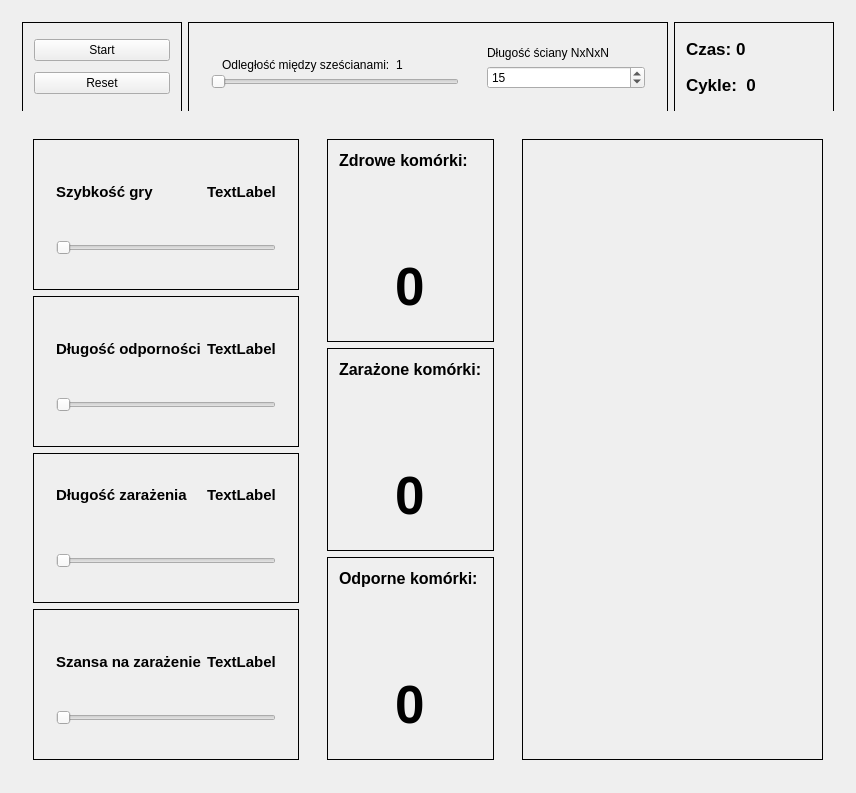
Above: Nora3D/nora3d.ui from Bar-Lat/Nora3D before the change. Below: the same form after it.
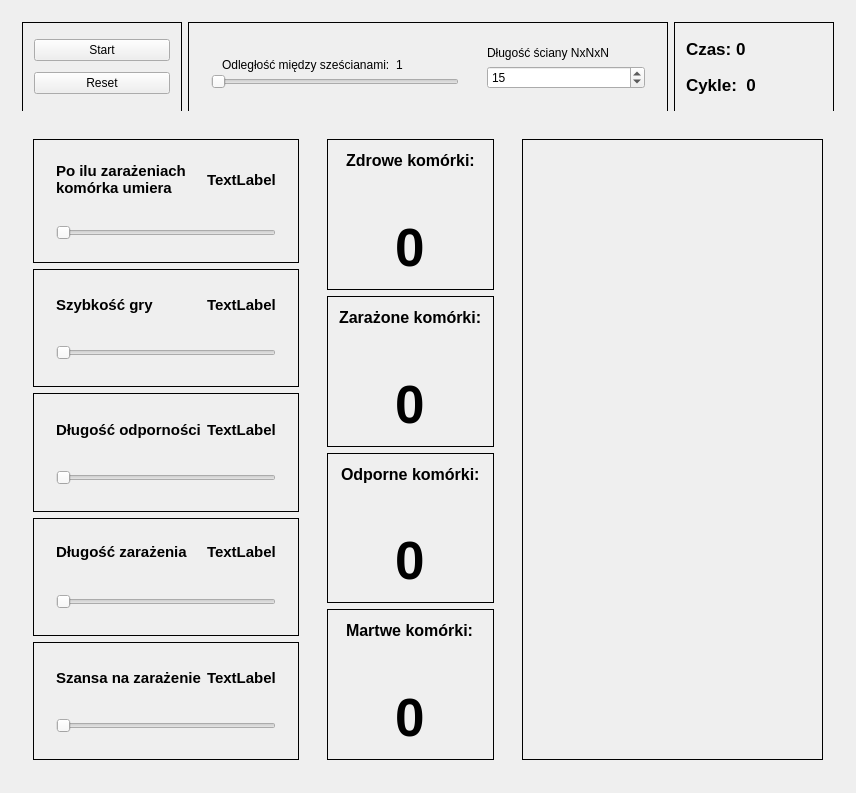
That is the form after the change.

Commit message: Feature: added dead cell state

Diff of the .ui file:
```diff
--- a/Nora3D/nora3d.ui
+++ b/Nora3D/nora3d.ui
@@ -261,6 +261,78 @@
           </sizepolicy>
          </property>
          <layout class="QVBoxLayout" name="verticalLayout_2">
+          <item>
+           <widget class="QFrame" name="frame_6">
+            <property name="autoFillBackground">
+             <bool>true</bool>
+            </property>
+            <property name="frameShape">
+             <enum>QFrame::Shape::Panel</enum>
+            </property>
+            <property name="frameShadow">
+             <enum>QFrame::Shadow::Plain</enum>
+            </property>
+            <layout class="QVBoxLayout" name="verticalLayout_15">
+             <item>
+              <widget class="QWidget" name="widget_13" native="true">
+               <property name="autoFillBackground">
+                <bool>true</bool>
+               </property>
+               <layout class="QHBoxLayout" name="horizontalLayout_15">
+                <item>
+                 <widget class="QLabel" name="label_6">
+                  <property name="maximumSize">
+                   <size>
+                    <width>12342345</width>
+                    <height>16777215</height>
+                   </size>
+                  </property>
+                  <property name="font">
+                   <font>
+                    <pointsize>11</pointsize>
+                    <bold>true</bold>
+                   </font>
+                  </property>
+                  <property name="text">
+                   <string>Po ilu zarażeniach komórka umiera</string>
+                  </property>
+                  <property name="wordWrap">
+                   <bool>true</bool>
+                  </property>
+                 </widget>
+                </item>
+                <item alignment="Qt::AlignmentFlag::AlignRight">
+                 <widget class="QLabel" name="deathLabel">
+                  <property name="font">
+                   <font>
+                    <pointsize>11</pointsize>
+                    <bold>true</bold>
+                   </font>
+                  </property>
+                  <property name="text">
+                   <string>TextLabel</string>
+                  </property>
+                 </widget>
+                </item>
+               </layout>
+              </widget>
+             </item>
+             <item>
+              <widget class="QWidget" name="widget_14" native="true">
+               <layout class="QVBoxLayout" name="verticalLayout_16">
+                <item>
+                 <widget class="QSlider" name="deathSlider">
+                  <property name="orientation">
+                   <enum>Qt::Orientation::Horizontal</enum>
+                  </property>
+                 </widget>
+                </item>
+               </layout>
+              </widget>
+             </item>
+            </layout>
+           </widget>
+          </item>
           <item>
            <widget class="QFrame" name="gameTimeFrame">
             <property name="autoFillBackground">
@@ -525,7 +597,7 @@
              <number>1</number>
             </property>
             <layout class="QVBoxLayout" name="verticalLayout_9">
-             <item alignment="Qt::AlignmentFlag::AlignTop">
+             <item alignment="Qt::AlignmentFlag::AlignHCenter|Qt::AlignmentFlag::AlignTop">
               <widget class="QLabel" name="label">
                <property name="sizePolicy">
                 <sizepolicy hsizetype="Preferred" vsizetype="Preferred">
@@ -544,7 +616,7 @@
                </property>
               </widget>
              </item>
-             <item alignment="Qt::AlignmentFlag::AlignHCenter">
+             <item alignment="Qt::AlignmentFlag::AlignHCenter|Qt::AlignmentFlag::AlignBottom">
               <widget class="QLabel" name="HealthyCellsLabel">
                <property name="font">
                 <font>
@@ -583,7 +655,7 @@
              <enum>QFrame::Shadow::Plain</enum>
             </property>
             <layout class="QVBoxLayout" name="verticalLayout_10">
-             <item alignment="Qt::AlignmentFlag::AlignTop">
+             <item alignment="Qt::AlignmentFlag::AlignHCenter|Qt::AlignmentFlag::AlignTop">
               <widget class="QLabel" name="label_3">
                <property name="font">
                 <font>
@@ -602,7 +674,7 @@
                </property>
               </widget>
              </item>
-             <item alignment="Qt::AlignmentFlag::AlignHCenter">
+             <item alignment="Qt::AlignmentFlag::AlignHCenter|Qt::AlignmentFlag::AlignBottom">
               <widget class="QLabel" name="InfectedCellsLabel">
                <property name="font">
                 <font>
@@ -636,7 +708,7 @@
              <enum>QFrame::Shadow::Plain</enum>
             </property>
             <layout class="QVBoxLayout" name="verticalLayout_11">
-             <item alignment="Qt::AlignmentFlag::AlignTop">
+             <item alignment="Qt::AlignmentFlag::AlignHCenter|Qt::AlignmentFlag::AlignTop">
               <widget class="QLabel" name="label_2">
                <property name="font">
                 <font>
@@ -655,7 +727,7 @@
                </property>
               </widget>
              </item>
-             <item alignment="Qt::AlignmentFlag::AlignHCenter">
+             <item alignment="Qt::AlignmentFlag::AlignHCenter|Qt::AlignmentFlag::AlignBottom">
               <widget class="QLabel" name="ImmuneCellsLabel">
                <property name="font">
                 <font>
@@ -671,6 +743,53 @@
             </layout>
            </widget>
           </item>
+          <item>
+           <widget class="QFrame" name="frame_8">
+            <property name="sizePolicy">
+             <sizepolicy hsizetype="Preferred" vsizetype="Preferred">
+              <horstretch>0</horstretch>
+              <verstretch>20</verstretch>
+             </sizepolicy>
+            </property>
+            <property name="autoFillBackground">
+             <bool>true</bool>
+            </property>
+            <property name="frameShape">
+             <enum>QFrame::Shape::Panel</enum>
+            </property>
+            <property name="frameShadow">
+             <enum>QFrame::Shadow::Plain</enum>
+            </property>
+            <layout class="QVBoxLayout" name="verticalLayout_17">
+             <item alignment="Qt::AlignmentFlag::AlignHCenter|Qt::AlignmentFlag::AlignTop">
+              <widget class="QLabel" name="label_8">
+               <property name="font">
+                <font>
+                 <pointsize>12</pointsize>
+                 <bold>true</bold>
+                </font>
+               </property>
+               <property name="text">
+                <string>Martwe komórki:</string>
+               </property>
+              </widget>
+             </item>
+             <item alignment="Qt::AlignmentFlag::AlignHCenter|Qt::AlignmentFlag::AlignBottom">
+              <widget class="QLabel" name="deadCellsLabel">
+               <property name="font">
+                <font>
+                 <pointsize>40</pointsize>
+                 <bold>true</bold>
+                </font>
+               </property>
+               <property name="text">
+                <string>0</string>
+               </property>
+              </widget>
+             </item>
+            </layout>
+           </widget>
+          </item>
          </layout>
         </widget>
        </item>
```
The commit also changes 5 other files.
